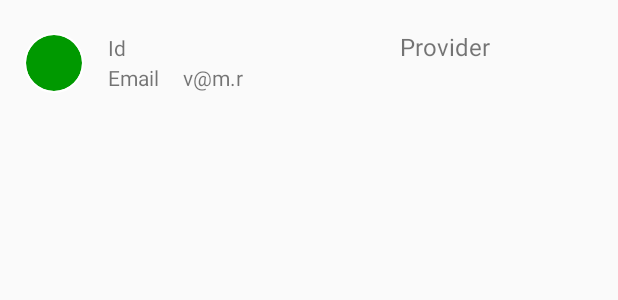
After one commit to vitosla/Mvvm, an Android app: the layout list_item.xml on its own in the app's theme, with its tools: preview values and no code run, on a phone screen of 412 x 824 dp. The commit adds this screen. Shown: the top 300 px of the screen. Run offline under Robolectric (Android 15) with nearby library versions, the phone set to English and light mode, and no system bars.

Commit message:
first_release

```diff
--- a/app/src/main/java/com/vitos/mvvm/viewmodels/UserListViewModel.java
+++ b/app/src/main/java/com/vitos/mvvm/viewmodels/UserListViewModel.java
@@ -15,7 +15,6 @@ public class UserListViewModel extends ViewModel {
 
     private LiveData<List<User>> mUsers;
 
-
     public LiveData<List<User>> getUsers(){
         return mUsers;
     }
--- /dev/null
+++ b/app/src/main/res/layout/list_item.xml
@@ -0,0 +1,76 @@
+<?xml version="1.0" encoding="utf-8"?>
+<RelativeLayout xmlns:android="http://schemas.android.com/apk/res/android"
+    xmlns:app="http://schemas.android.com/apk/res-auto"
+    xmlns:tools="http://schemas.android.com/tools"
+    android:layout_width="match_parent"
+    android:layout_height="match_parent"
+    android:paddingBottom="@dimen/recycler_top_bottom_padding"
+    android:paddingTop="@dimen/recycler_top_bottom_padding">
+
+    <de.hdodenhof.circleimageview.CircleImageView
+        android:id="@+id/iv_image"
+        android:layout_width="40dp"
+        android:layout_height="40dp"
+        android:scaleType="centerCrop"
+        android:layout_alignParentStart="true"
+        android:layout_marginStart="@dimen/side_margin"
+        app:srcCompat="@drawable/detect"
+        tools:ignore="ContentDescription"
+        tools:targetApi="LOLLIPOP"
+        android:transitionName="profile"
+        android:src="#009900"
+        app:civ_border_color="@android:color/white"
+        app:civ_border_width="1dp"
+        android:layout_marginTop="2dp" />
+
+    <LinearLayout
+        android:id="@+id/ll_id_provider"
+        android:layout_width="match_parent"
+        android:layout_height="wrap_content"
+        android:layout_alignParentTop="true"
+        android:layout_marginEnd="@dimen/side_margin"
+        android:layout_marginStart="@dimen/big_side_margin"
+        android:orientation="horizontal">
+
+        <TextView
+            android:id="@+id/tv_id"
+            android:layout_width="match_parent"
+            android:layout_height="wrap_content"
+            android:layout_weight="0.4"
+            android:maxLines="2"
+            android:text="Id" />
+
+        <TextView
+            android:id="@+id/tv_provider"
+            android:layout_width="match_parent"
+            android:layout_height="wrap_content"
+            android:layout_weight="0.6"
+            android:maxLines="1"
+            android:text="Provider"
+            android:textSize="@dimen/side_margin" />
+
+    </LinearLayout>
+
+    <LinearLayout
+        android:layout_width="match_parent"
+        android:layout_height="wrap_content"
+        android:layout_below="@+id/ll_id_provider"
+        android:layout_marginEnd="@dimen/side_margin"
+        android:layout_marginStart="@dimen/big_side_margin"
+        android:orientation="horizontal">
+
+        <TextView
+            android:layout_width="wrap_content"
+            android:layout_height="wrap_content"
+            android:text="Email" />
+
+        <TextView
+            android:id="@+id/tv_email"
+            android:layout_width="wrap_content"
+            android:layout_height="wrap_content"
+            android:paddingEnd="@dimen/side_margin"
+            android:paddingStart="@dimen/side_margin"
+            android:text="v@m.r" />
+    </LinearLayout>
+
+</RelativeLayout>
--- /dev/null
+++ b/app/src/main/res/values/dimens.xml
@@ -0,0 +1,8 @@
+<?xml version="1.0" encoding="utf-8"?>
+<resources>
+
+    <dimen name="side_margin">16dp</dimen>
+    <dimen name="big_side_margin">72dp</dimen>
+    <dimen name="recycler_top_bottom_padding">20dp</dimen>
+
+</resources>
```
Also changed, not shown: app/src/main/java/com/vitos/mvvm/tools/CircleTransform.java (added, +47 -0 lines), app/src/main/java/com/vitos/mvvm/ui/MainActivity.java (+6 -2 lines), app/src/main/java/com/vitos/mvvm/ui/UserListFragment.java (+25 -7 lines), app/src/main/java/com/vitos/mvvm/ui/adapters/UserListAdapter.java (added, +90 -0 lines), app/src/main/res/layout/activity_main.xml (+4 -8 lines), app/src/main/res/layout/fragment_user_list.xml (added, +23 -0 lines).
